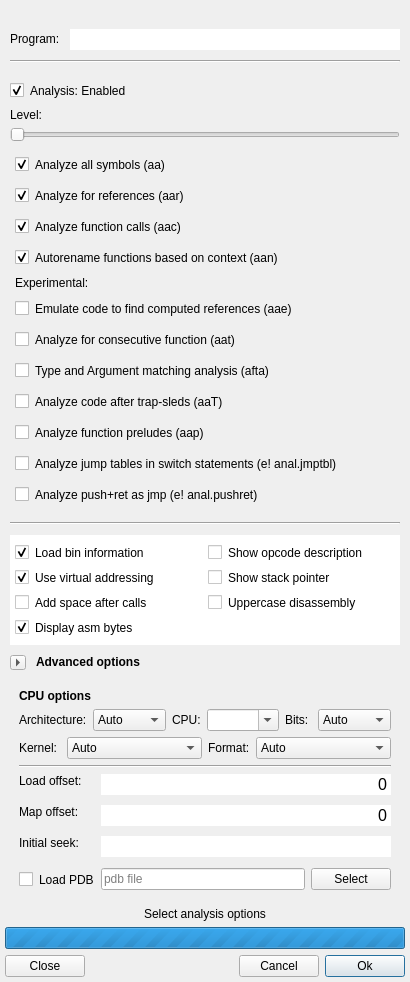
Old version of the form src/optionsdialog.ui in the repository rizinorg/cutter.
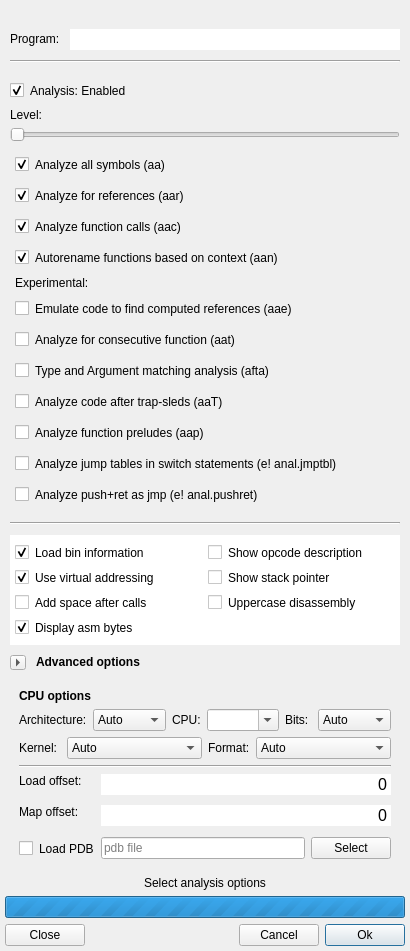
New version of the form. Icons and pictures are not drawn.

Commit message: Remove Inital Seek in OptionsDialog

What changed in the file:
```diff
--- a/src/optionsdialog.ui
+++ b/src/optionsdialog.ui
@@ -889,47 +889,13 @@
                 </widget>
                </item>
                <item row="2" column="0">
-                <widget class="QLabel" name="seekLabel">
-                 <property name="sizePolicy">
-                  <sizepolicy hsizetype="Preferred" vsizetype="Fixed">
-                   <horstretch>0</horstretch>
-                   <verstretch>0</verstretch>
-                  </sizepolicy>
-                 </property>
-                 <property name="text">
-                  <string>Initial seek:</string>
-                 </property>
-                </widget>
-               </item>
-               <item row="2" column="1">
-                <widget class="QLineEdit" name="entry_initialSeek">
-                 <property name="font">
-                  <font>
-                   <pointsize>12</pointsize>
-                  </font>
-                 </property>
-                 <property name="inputMask">
-                  <string notr="true"/>
-                 </property>
-                 <property name="text">
-                  <string notr="true"/>
-                 </property>
-                 <property name="frame">
-                  <bool>false</bool>
-                 </property>
-                 <property name="alignment">
-                  <set>Qt::AlignRight|Qt::AlignTrailing|Qt::AlignVCenter</set>
-                 </property>
-                </widget>
-               </item>
-               <item row="3" column="0">
                 <widget class="QCheckBox" name="pdbCheckBox">
                  <property name="text">
                   <string>Load PDB</string>
                  </property>
                 </widget>
                </item>
-               <item row="3" column="1">
+               <item row="2" column="1">
                 <widget class="QWidget" name="pdbWidget" native="true">
                  <property name="enabled">
                   <bool>true</bool>
```
The commit also changes 1 other file.
